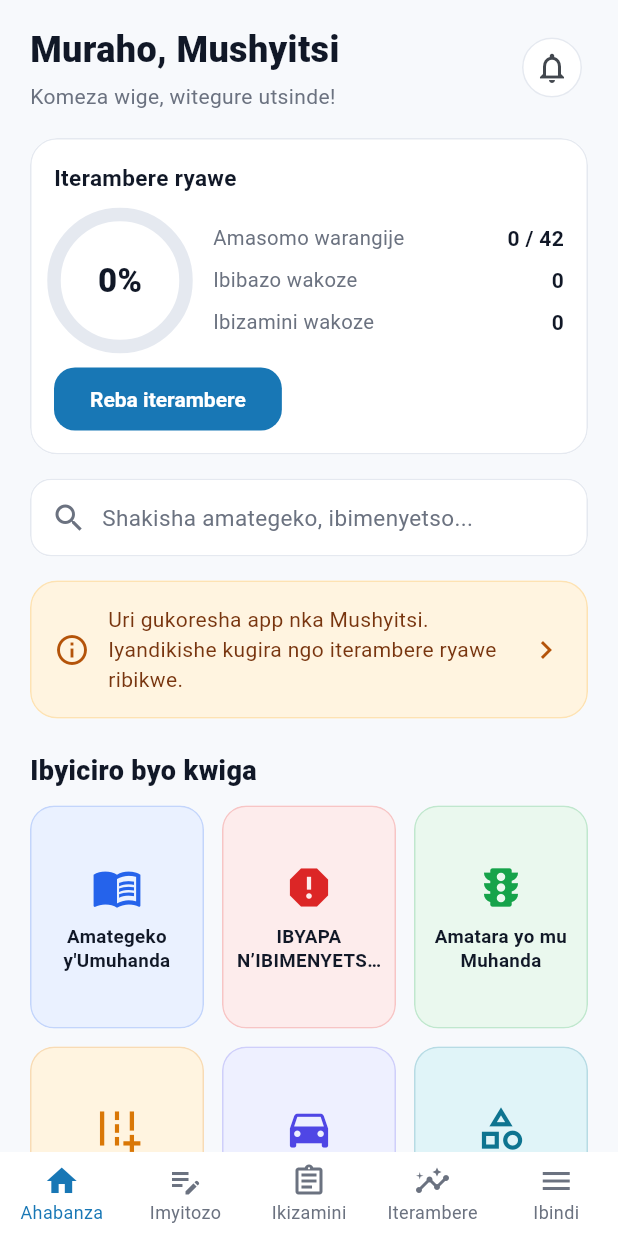
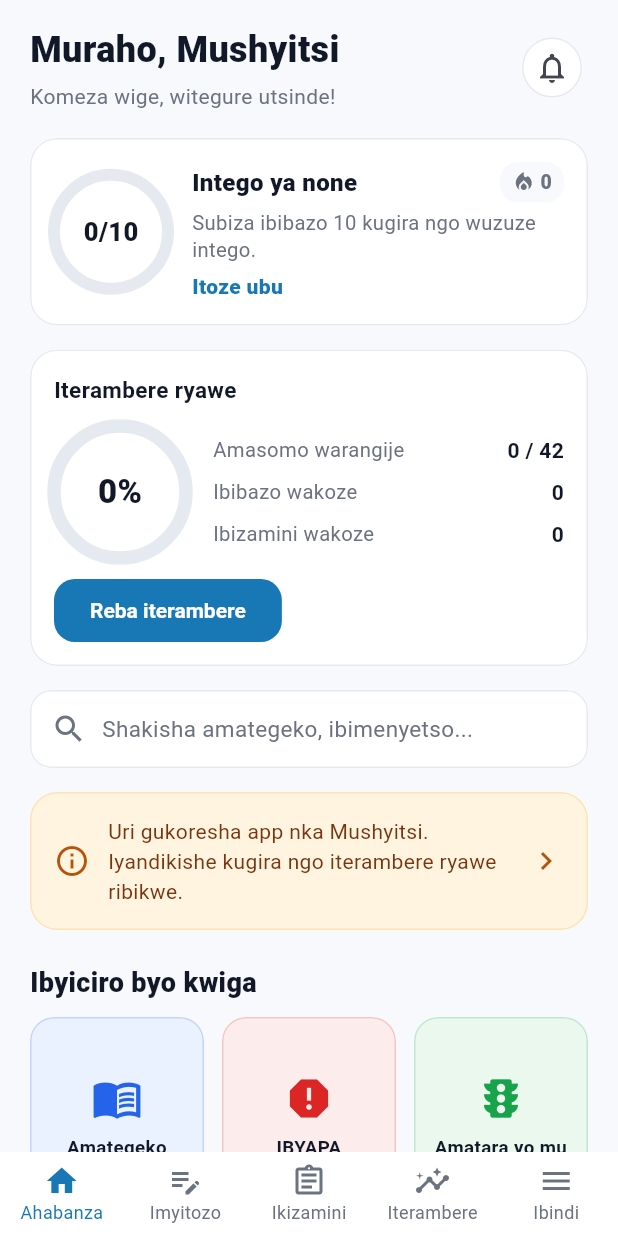
Before and after one commit to YVES10BOBO/tsindaperimis, a Flutter app: the screen it shows after launch, after a tap on "Komeza nka Mushyitsi (utiyandikishije)", on a phone screen of 412 x 824 dp. Run offline on Flutter 3.47's test engine with Material 3 defaults, Android fonts, the phone set to English and light mode, and no system bars; our stand-ins replace just_audio, sqflite, supabase_flutter; accounts and stored records are empty.

Commit message:
feat: daily goal with day streak, practice saved questions

```diff
--- a/lib/screens/exam_screens.dart
+++ b/lib/screens/exam_screens.dart
@@ -379,7 +379,9 @@ class _ExamScreenState extends State<ExamScreen> {
       timeUsed: _limit - _left,
       passScore: ExamConfig.passScore,
     );
-    AppScope.of(context).addExamResult(result);
+    final AppState appState = AppScope.of(context);
+    appState.addExamResult(result);
+    appState.consumeGoalReached();
     Navigator.of(context).pushReplacement(
       MaterialPageRoute<void>(builder: (_) => ExamResultScreen(result: result)),
     );
--- a/lib/screens/home_screen.dart
+++ b/lib/screens/home_screen.dart
@@ -5,6 +5,7 @@ import '../data/content_repository.dart';
 import '../data/models.dart';
 import '../state/app_state.dart';
 import '../widgets/common.dart';
+import '../widgets/daily_goal.dart';
 import 'auth_screen.dart';
 import 'category_screen.dart';
 import 'more_screen.dart';
@@ -55,6 +56,10 @@ class HomeScreen extends StatelessWidget {
             ],
           ),
           SizedBox(height: 18),
+
+          // ---------- Daily goal ----------
+          DailyGoalCard(onPractice: () => onOpenTab(1)),
+          SizedBox(height: 16),
 
           // ---------- Progress ----------
           AppCard(
--- a/lib/screens/practice_screens.dart
+++ b/lib/screens/practice_screens.dart
@@ -8,6 +8,7 @@ import '../state/app_state.dart';
 import '../widgets/audio_button.dart';
 import '../widgets/celebration.dart';
 import '../widgets/common.dart';
+import '../widgets/daily_goal.dart';
 import '../widgets/question_report.dart';
 import '../widgets/road_sign.dart';
 
@@ -33,6 +34,11 @@ class PracticeHomeScreen extends StatelessWidget {
         if (repo.questionById(id) != null) repo.questionById(id)!,
     ];
 
+    final List<Question> saved = <Question>[
+      for (final String id in state.bookmarkedQuestions)
+        if (repo.questionById(id) != null) repo.questionById(id)!,
+    ];
+
     return SafeArea(
       child: ListView(
         padding: EdgeInsets.fromLTRB(20, 16, 20, 24),
@@ -45,7 +51,9 @@ class PracticeHomeScreen extends StatelessWidget {
             style:
                 TextStyle(color: AppColors.muted, fontSize: 14.5, height: 1.4),
           ),
-          SizedBox(height: 18),
+          SizedBox(height: 16),
+          const DailyGoalCard(),
+          SizedBox(height: 16),
           AppCard(
             color: AppColors.primary,
             borderColor: AppColors.primary,
@@ -131,6 +139,41 @@ class PracticeHomeScreen extends StatelessWidget {
                           style: TextStyle(
                               fontSize: 16, fontWeight: FontWeight.w800)),
                       Text('Ibibazo ${wrong.length} wakoze nabi',
+                          style:
+                              TextStyle(color: AppColors.muted, fontSize: 13)),
+                    ],
+                  ),
+                ),
+                Icon(Icons.chevron_right, color: AppColors.muted),
+              ],
+            ),
+          ),
+          SizedBox(height: 12),
+          AppCard(
+            color: AppColors.warningSoft,
+            borderColor: AppColors.warningBorder,
+            onTap: saved.isEmpty
+                ? () => showComingSoon(context,
+                    'Nta kibazo urabika. Kanda ikimenyetso cyo kubika ku kibazo.')
+                : () => _start(context, 'Ibibazo nabitse', saved),
+            child: Row(
+              children: <Widget>[
+                IconBadge(
+                    icon: Icons.bookmark,
+                    color: Colors.white,
+                    background: AppColors.warning),
+                SizedBox(width: 14),
+                Expanded(
+                  child: Column(
+                    crossAxisAlignment: CrossAxisAlignment.start,
+                    children: <Widget>[
+                      Text('Itoze ibibazo nabitse',
+                          style: TextStyle(
+                              fontSize: 16, fontWeight: FontWeight.w800)),
+                      Text(
+                          saved.isEmpty
+                              ? 'Nta kibazo urabika'
+                              : 'Ibibazo ${saved.length} wabitse',
                           style:
                               TextStyle(color: AppColors.muted, fontSize: 13)),
                     ],
@@ -283,7 +326,11 @@ class _PracticeQuizScreenState extends State<PracticeQuizScreen> {
     if (_selected != null) return;
     final bool ok = i == _q.correctIndex;
     setState(() => _answers[_index] = i);
-    AppScope.of(context).recordAnswer(_q, ok);
+    final AppState state = AppScope.of(context);
+    state.recordAnswer(_q, ok);
+    if (state.consumeGoalReached()) {
+      showGoalReachedMessage(context, state.streak);
+    }
   }
 
   void _next() {
--- a/lib/state/app_state.dart
+++ b/lib/state/app_state.dart
@@ -19,6 +19,7 @@ class AppState extends ChangeNotifier {
     final String? saved = ContentRepository.instance.setting('theme_mode');
     themeMode = ThemeMode.values.firstWhere((ThemeMode m) => m.name == saved,
         orElse: () => ThemeMode.light);
+    _restoreDaily();
   }
 
   /// Ugarura konti yari yinjiye, kugira ngo umukoresha atongera kwinjira
@@ -200,6 +201,9 @@ class AppState extends ChangeNotifier {
     answeredByCategory.clear();
     correctByCategory.clear();
     examResults.clear();
+    _dailyCounts.clear();
+    _metDays.clear();
+    _saveDaily();
     await ContentRepository.instance.clearLocalProgress();
     await ContentRepository.instance.signOutRemote();
     continueAsGuest();
@@ -257,10 +261,103 @@ class AppState extends ChangeNotifier {
     } else {
       wrongQuestions.add(q.id);
     }
+    _bumpDaily();
     if (persist) {
       _persist(ContentRepository.instance.saveQuestionAnswer(q, correct));
+      _saveDaily();
     }
     if (notify) notifyListeners();
+  }
+
+  // ---------- Intego ya buri munsi ----------
+  static const List<int> goalChoices = <int>[5, 10, 20, 30];
+
+  /// Umubare w'ibibazo umukoresha ashaka gukora buri munsi.
+  int dailyGoal = 10;
+  final Map<String, int> _dailyCounts = <String, int>{};
+  final Set<String> _metDays = <String>{};
+  bool _goalJustReached = false;
+
+  String _dayKey(DateTime d) =>
+      '${d.year}-${d.month.toString().padLeft(2, '0')}-${d.day.toString().padLeft(2, '0')}';
+
+  int get answeredToday => _dailyCounts[_dayKey(DateTime.now())] ?? 0;
+  bool get goalReachedToday => answeredToday >= dailyGoal;
+  double get goalProgress =>
+      dailyGoal == 0 ? 0 : (answeredToday / dailyGoal).clamp(0.0, 1.0);
+
+  /// Iminsi ikurikiranye intego yuzuye. Iyo intego y'uyu munsi itaruzura,
+  /// umurongo ukomeza kubarwa kugeza ejo, ntiwangirika kugeza umunsi urangiye.
+  int get streak {
+    final DateTime now = DateTime.now();
+    DateTime day = DateTime(now.year, now.month, now.day);
+    if (!_metDays.contains(_dayKey(day))) {
+      day = DateTime(day.year, day.month, day.day - 1);
+    }
+    int n = 0;
+    while (_metDays.contains(_dayKey(day))) {
+      n++;
+      day = DateTime(day.year, day.month, day.day - 1);
+    }
+    return n;
+  }
+
+  void _bumpDaily() {
+    final String key = _dayKey(DateTime.now());
+    final int count = (_dailyCounts[key] ?? 0) + 1;
+    _dailyCounts[key] = count;
+    if (count >= dailyGoal && _metDays.add(key)) _goalJustReached = true;
+  }
+
+  /// True once, right after the answer that completed today's goal.
+  bool consumeGoalReached() {
+    final bool v = _goalJustReached;
+    _goalJustReached = false;
+    return v;
+  }
+
+  void setDailyGoal(int goal) {
+    dailyGoal = goal;
+    // A lower goal may already be done today; that counts, without a fanfare.
+    if (answeredToday >= goal) _metDays.add(_dayKey(DateTime.now()));
+    unawaited(ContentRepository.instance.saveSetting('daily_goal', '$goal'));
+    _saveDaily();
+    notifyListeners();
+  }
+
+  void _restoreDaily() {
+    final ContentRepository repo = ContentRepository.instance;
+    dailyGoal = int.tryParse(repo.setting('daily_goal') ?? '') ?? 10;
+    for (final String part in (repo.setting('daily_counts') ?? '').split(';')) {
+      final List<String> kv = part.split(':');
+      if (kv.length == 2) {
+        final int? n = int.tryParse(kv[1]);
+        if (n != null) _dailyCounts[kv[0]] = n;
+      }
+    }
+    _metDays.addAll((repo.setting('daily_met') ?? '')
+        .split(',')
+        .where((String s) => s.isNotEmpty));
+  }
+
+  void _saveDaily() {
+    // Keep only the recent days so the saved text stays small.
+    final List<String> days = _dailyCounts.keys.toList()..sort();
+    for (final String d
+        in days.take((days.length - 14).clamp(0, days.length))) {
+      _dailyCounts.remove(d);
+    }
+    final List<String> met = _metDays.toList()..sort();
+    for (final String d in met.take((met.length - 120).clamp(0, met.length))) {
+      _metDays.remove(d);
+    }
+    final ContentRepository repo = ContentRepository.instance;
+    unawaited(repo.saveSetting(
+        'daily_counts',
+        _dailyCounts.entries
+            .map((MapEntry<String, int> e) => '${e.key}:${e.value}')
+            .join(';')));
+    unawaited(repo.saveSetting('daily_met', _metDays.join(',')));
   }
 
   void addExamResult(ExamResult result) {
@@ -272,6 +369,7 @@ class AppState extends ChangeNotifier {
     }
     examResults.insert(0, result);
     _persist(ContentRepository.instance.saveExamResult(result));
+    _saveDaily();
     notifyListeners();
   }
 
--- /dev/null
+++ b/lib/widgets/daily_goal.dart
@@ -0,0 +1,191 @@
+import 'package:flutter/material.dart';
+import 'package:flutter/services.dart';
+
+import '../core/app_colors.dart';
+import '../state/app_state.dart';
+import 'common.dart';
+
+/// "Intego ya none": how many questions were answered today, the day streak,
+/// and a way to change the daily goal. Tap the card to pick another goal.
+class DailyGoalCard extends StatelessWidget {
+  const DailyGoalCard({super.key, this.onPractice});
+
+  /// When given, shows a button that takes the learner to practice.
+  final VoidCallback? onPractice;
+
+  @override
+  Widget build(BuildContext context) {
+    final AppState state = AppScope.of(context);
+    final bool reached = state.goalReachedToday;
+    final int streak = state.streak;
+    final Color accent = reached ? AppColors.success : AppColors.primary;
+    final int left =
+        (state.dailyGoal - state.answeredToday).clamp(0, state.dailyGoal);
+
+    return AppCard(
+      onTap: () => showDailyGoalSheet(context),
+      child: Row(
+        children: <Widget>[
+          ProgressRing(
+            value: state.goalProgress,
+            size: 76,
+            stroke: 8,
+            color: accent,
+            fontSize: 17,
+            label: '${state.answeredToday.clamp(0, 999)}/${state.dailyGoal}',
+          ),
+          const SizedBox(width: 16),
+          Expanded(
+            child: Column(
+              crossAxisAlignment: CrossAxisAlignment.start,
+              children: <Widget>[
+                Row(
+                  children: <Widget>[
+                    Expanded(
+                      child: Text('Intego ya none',
+                          style: TextStyle(
+                              fontSize: 16,
+                              fontWeight: FontWeight.w800,
+                              color: AppColors.text)),
+                    ),
+                    _StreakChip(days: streak),
+                  ],
+                ),
+                const SizedBox(height: 4),
+                Text(
+                  reached
+                      ? 'Intego yuzuye! Komeza ubigenze.'
+                      : 'Subiza ibibazo $left kugira ngo wuzuze intego.',
+                  style: TextStyle(
+                      color: AppColors.muted, fontSize: 13.5, height: 1.35),
+                ),
+                if (onPractice != null && !reached) ...<Widget>[
+                  const SizedBox(height: 6),
+                  GestureDetector(
+                    onTap: onPractice,
+                    child: Text('Itoze ubu',
+                        style: TextStyle(
+                            color: AppColors.primary,
+                            fontWeight: FontWeight.w800,
+                            fontSize: 14)),
+                  ),
+                ],
+              ],
+            ),
+          ),
+        ],
+      ),
+    );
+  }
+}
+
+class _StreakChip extends StatelessWidget {
+  const _StreakChip({required this.days});
+
+  final int days;
+
+  @override
+  Widget build(BuildContext context) {
+    final bool on = days > 0;
+    final Color color = on ? const Color(0xFFEA580C) : AppColors.muted;
+    return Container(
+      padding: const EdgeInsets.symmetric(horizontal: 8, vertical: 4),
+      decoration: BoxDecoration(
+        color:
+            on ? const Color(0xFFEA580C).withAlpha(28) : AppColors.background,
+        borderRadius: BorderRadius.circular(12),
+      ),
+      child: Row(
+        mainAxisSize: MainAxisSize.min,
+        children: <Widget>[
+          Icon(Icons.local_fire_department, size: 16, color: color),
+          const SizedBox(width: 3),
+          Text('$days',
+              style: TextStyle(
+                  color: color, fontWeight: FontWeight.w800, fontSize: 13)),
+        ],
+      ),
+    );
+  }
+}
+
+/// Lets the learner pick the daily goal (5, 10, 20 or 30 questions).
+void showDailyGoalSheet(BuildContext context) {
+  final AppState state = AppScope.of(context);
+  showModalBottomSheet<void>(
+    context: context,
+    showDragHandle: true,
+    backgroundColor: AppColors.surface,
+    builder: (BuildContext ctx) => SafeArea(
+      child: Padding(
+        padding: const EdgeInsets.fromLTRB(20, 0, 20, 20),
+        child: SingleChildScrollView(
+          child: Column(
+            mainAxisSize: MainAxisSize.min,
+            crossAxisAlignment: CrossAxisAlignment.start,
+            children: <Widget>[
+              Text('Intego ya buri munsi',
+                  style: TextStyle(
+                      fontSize: 20,
+                      fontWeight: FontWeight.w800,
+                      color: AppColors.text)),
+              const SizedBox(height: 6),
+              Text(
+                'Hitamo umubare w\'ibibazo ushaka gukora buri munsi. Iminsi ikurikiranye wujuje intego igukura mu murongo.',
+                style: TextStyle(
+                    color: AppColors.muted, fontSize: 14, height: 1.4),
+              ),
+              const SizedBox(height: 16),
+              Wrap(
+                spacing: 10,
+                runSpacing: 10,
+                children: <Widget>[
+                  for (final int g in AppState.goalChoices)
+                    PressScale(
+                      child: ChoiceChip(
+                        label: Text('$g ibibazo'),
+                        selected: state.dailyGoal == g,
+                        onSelected: (_) {
+                          HapticFeedback.selectionClick();
+                          state.setDailyGoal(g);
+                          Navigator.pop(ctx);
+                        },
+                      ),
+                    ),
+                ],
+              ),
+            ],
+          ),
+        ),
+      ),
+    ),
+  );
+}
+
+/// Floating message shown right after the answer that completes today's goal.
+void showGoalReachedMessage(BuildContext context, int streak) {
+  HapticFeedback.heavyImpact();
+  ScaffoldMessenger.of(context)
+    ..hideCurrentSnackBar()
+    ..showSnackBar(
+      SnackBar(
+        backgroundColor: AppColors.success,
+        duration: const Duration(seconds: 4),
+        content: Row(
+          children: <Widget>[
+            const Icon(Icons.emoji_events, color: Colors.white),
+            const SizedBox(width: 10),
+            Expanded(
+              child: Text(
+                streak > 1
+                    ? 'Intego ya none yuzuye! Iminsi $streak ikurikiranye.'
+                    : 'Intego ya none yuzuye! Komeza utyo.',
+                style: const TextStyle(
+                    fontWeight: FontWeight.w700, color: Colors.white),
+              ),
+            ),
+          ],
+        ),
+      ),
+    );
+}
```
Also changed, not shown: 1 other file.
